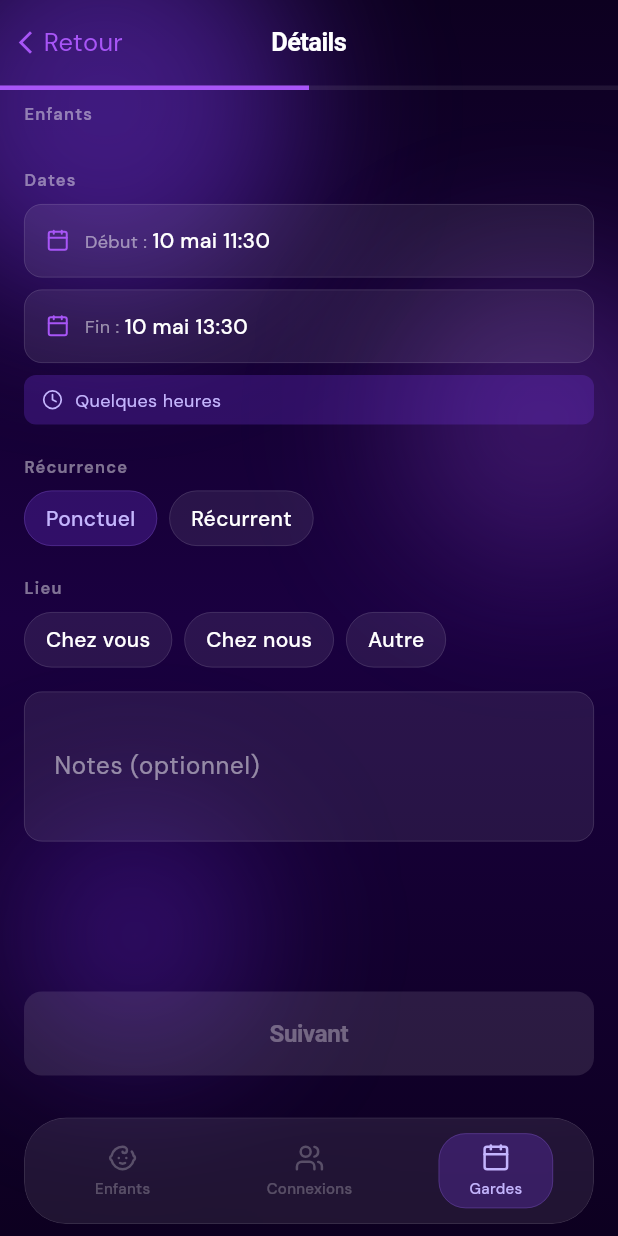
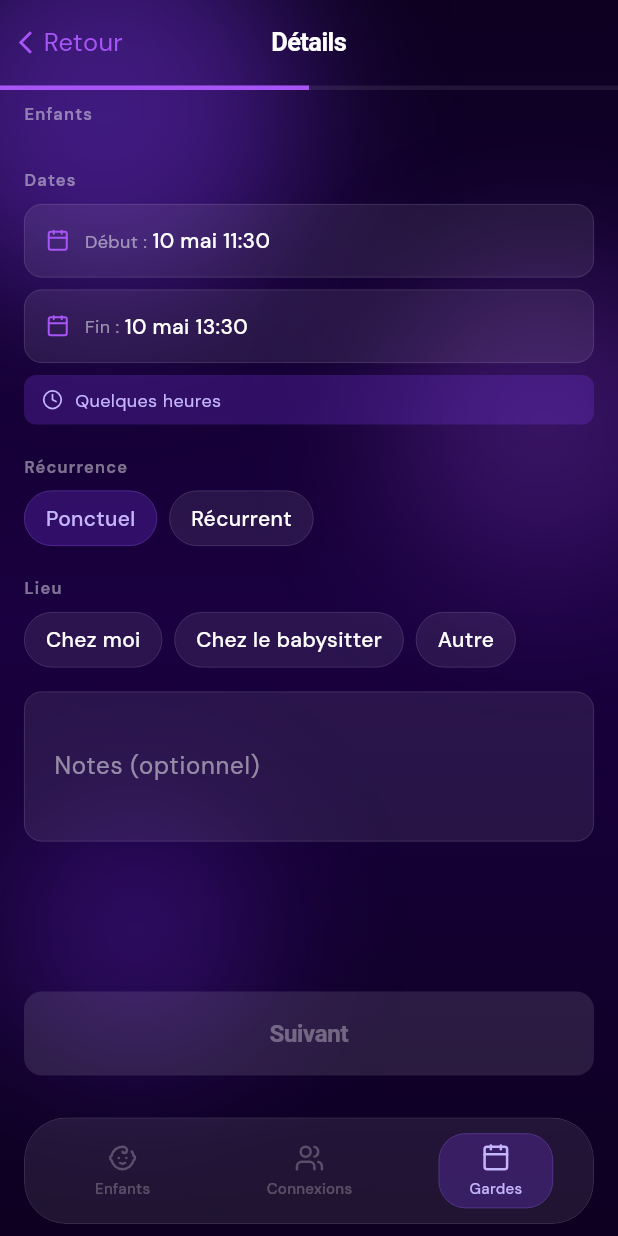
Before and after one commit to franckobe/familyguard, a Flutter app: the CreateGuardRequestScreen screen opened by its route, on a phone screen of 412 x 824 dp. Run offline on Flutter 3.47's test engine with Material 3 defaults, Android fonts, the phone set to English and light mode, and no system bars; our stand-ins replace cached_network_image, cloud_firestore, cloud_functions, firebase_auth, firebase_core, firebase_messaging and 7 more; accounts and stored records are empty.

Commit message:
fix(guard-requests): clearer location presets, 15-min rounding, autofocus
- Location chips: 'Chez moi' / 'Chez le babysitter' / 'Autre'
  (unambiguous from the parent's point of view; Wrap layout handles overflow)
- showTimePicker output rounded to nearest 15 min for both main dates
  and occurrence dates
- 'Autre' location text field has autofocus: true

Co-Authored-By: Claude Sonnet 4.6 <noreply@anthropic.com>

```diff
--- a/lib/features/guard_requests/screens/create_guard_request_screen.dart
+++ b/lib/features/guard_requests/screens/create_guard_request_screen.dart
@@ -52,10 +52,16 @@ class _CreateGuardRequestScreenState
 
   String? get _resolvedLocation {
     if (_locationPreset == null) return null;
-    if (_locationPreset == 'chez_vous') return 'Chez vous';
-    if (_locationPreset == 'chez_nous') return 'Chez nous';
+    if (_locationPreset == 'chez_moi') return 'Chez moi';
+    if (_locationPreset == 'chez_babysitter') return 'Chez le babysitter';
     final t = _locationCustom.trim();
     return t.isEmpty ? null : t;
+  }
+
+  static TimeOfDay _roundToQuarter(TimeOfDay t) {
+    final total = t.hour * 60 + t.minute;
+    final rounded = ((total / 15).round() * 15) % (24 * 60);
+    return TimeOfDay(hour: rounded ~/ 60, minute: rounded % 60);
   }
 
   Future<void> _pickDateTime({required bool isStart}) async {
@@ -73,7 +79,8 @@ class _CreateGuardRequestScreenState
       initialTime: TimeOfDay.fromDateTime(isStart ? _startAt : _endAt),
     );
     if (time == null || !mounted) return;
-    final result = DateTime(date.year, date.month, date.day, time.hour, time.minute);
+    final q = _roundToQuarter(time);
+    final result = DateTime(date.year, date.month, date.day, q.hour, q.minute);
     setState(() {
       if (isStart) {
         _startAt = result;
@@ -104,10 +111,12 @@ class _CreateGuardRequestScreenState
       initialTime: const TimeOfDay(hour: 17, minute: 0),
     );
     if (endTime == null || !mounted) return;
+    final qs = _roundToQuarter(startTime);
+    final qe = _roundToQuarter(endTime);
     setState(() {
       _occurrences.add((
-        DateTime(date.year, date.month, date.day, startTime.hour, startTime.minute),
-        DateTime(date.year, date.month, date.day, endTime.hour, endTime.minute),
+        DateTime(date.year, date.month, date.day, qs.hour, qs.minute),
+        DateTime(date.year, date.month, date.day, qe.hour, qe.minute),
       ));
     });
   }
@@ -537,8 +546,8 @@ class _LocationPicker extends StatelessWidget {
   final void Function(String) onCustomText;
 
   static const _options = [
-    ('chez_vous', 'Chez vous'),
-    ('chez_nous', 'Chez nous'),
+    ('chez_moi', 'Chez moi'),
+    ('chez_babysitter', 'Chez le babysitter'),
     ('autre', 'Autre'),
   ];
 
@@ -547,13 +556,13 @@ class _LocationPicker extends StatelessWidget {
     return Column(
       crossAxisAlignment: CrossAxisAlignment.start,
       children: [
-        Row(
+        Wrap(
+          spacing: 8,
+          runSpacing: 8,
           children: _options.map((opt) {
             final (value, label) = opt;
             final isSelected = selected == value;
-            return Padding(
-              padding: const EdgeInsets.only(right: 8),
-              child: GestureDetector(
+            return GestureDetector(
               onTap: () => onPreset(isSelected ? null : value),
               child: Container(
                 padding: const EdgeInsets.symmetric(horizontal: 14, vertical: 8),
@@ -572,13 +581,13 @@ class _LocationPicker extends StatelessWidget {
                   ),
                 ),
               ),
-              ),
             );
           }).toList(),
         ),
         if (selected == 'autre') ...[
           const SizedBox(height: 12),
           TextField(
+            autofocus: true,
             style: const TextStyle(color: AppColors.textPrimary),
             decoration: const InputDecoration(labelText: 'Précisez le lieu'),
             onChanged: onCustomText,
```
Lines whose indentation alone changed are shown as unchanged.
